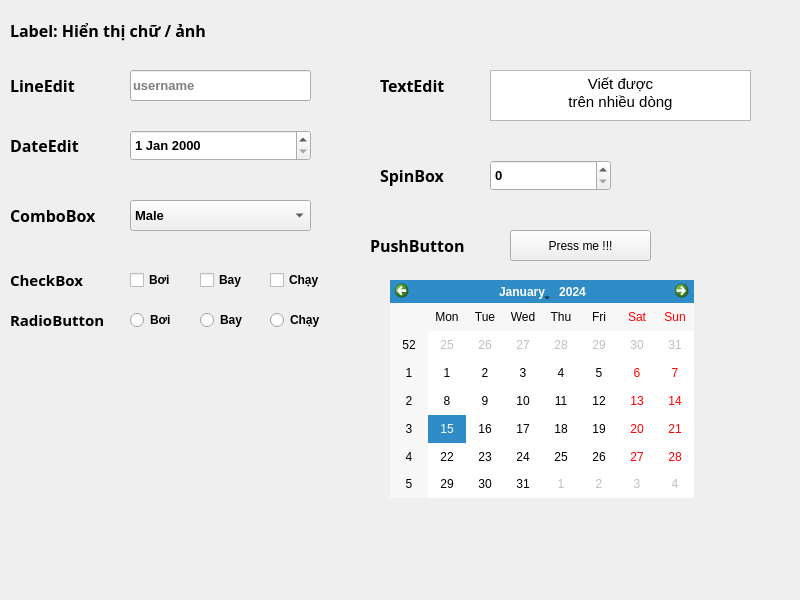
Above: Lesson4/lesson4.ui from trungsliver/MK-C4K-PTA22 before the change. Below: the same form after it.
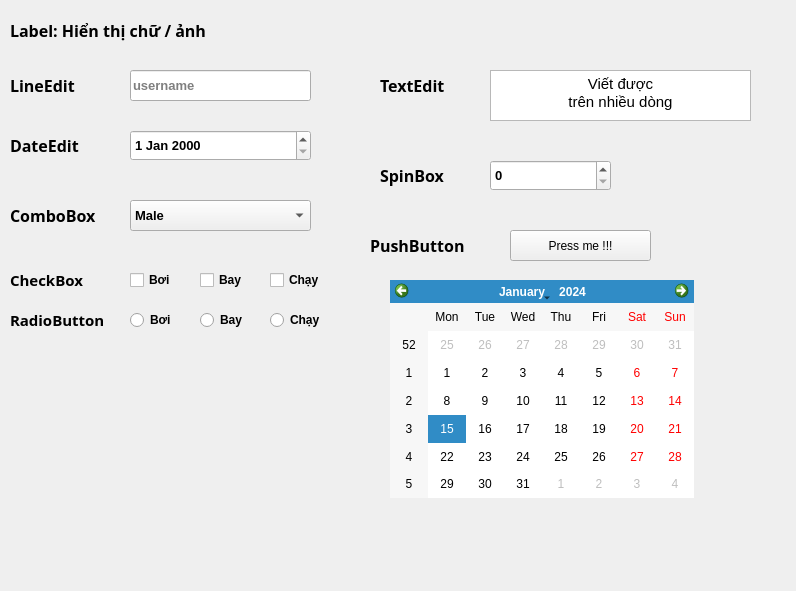
That is the form after the change.

```diff
--- a/Lesson4/lesson4.ui
+++ b/Lesson4/lesson4.ui
@@ -6,8 +6,8 @@
    <rect>
     <x>0</x>
     <y>0</y>
-    <width>800</width>
-    <height>600</height>
+    <width>796</width>
+    <height>591</height>
    </rect>
   </property>
   <property name="windowTitle">
```
